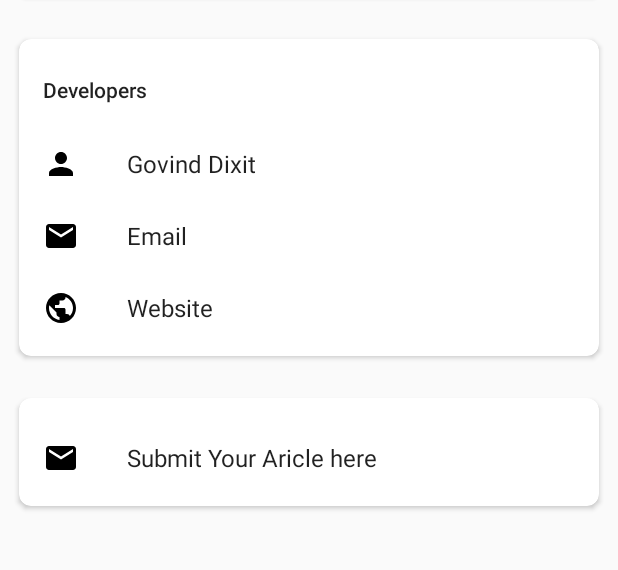
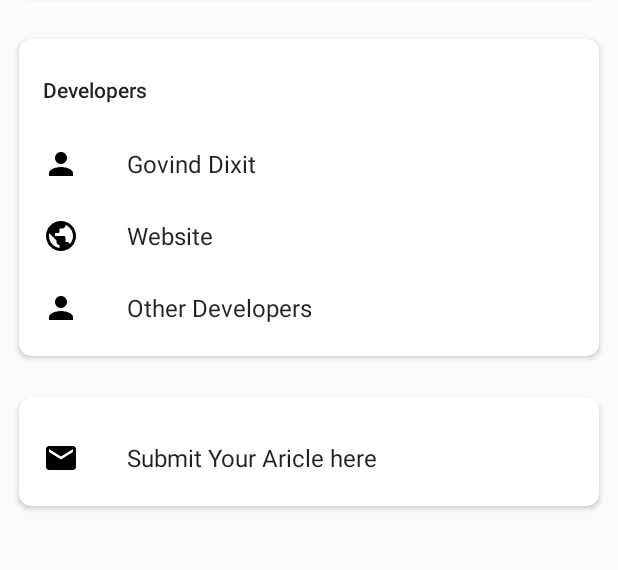
Before and after one commit to GOVINDDIXIT/IIITL-Student-APP, an Android app: the AboutPage screen opened directly, with no data from a screen before it, after a tap on "Govind Dixit", on a phone screen of 412 x 824 dp, the part 313-883 px from its top. Run offline under Robolectric (Android 15) with nearby library versions, the phone set to English and light mode, and no system bars.

Commit message:
Added link to other Devs and removed E-mail

```diff
--- a/app/src/main/java/govind/iiitl/app/AboutPage.java
+++ b/app/src/main/java/govind/iiitl/app/AboutPage.java
@@ -18,6 +18,7 @@ public class AboutPage extends AppCompatActivity implements View.OnClickListener
     private LinearLayout email;
     private LinearLayout sendArticle;
     private LinearLayout website;
+    private LinearLayout other_devs;
 
 
     @Override
@@ -27,14 +28,14 @@ public class AboutPage extends AppCompatActivity implements View.OnClickListener
         setContentView(R.layout.activity_about_page);
         fork = findViewById(R.id.Star_on_github);
         GovindGithub = findViewById(R.id.Govind_about);
-        email = findViewById(R.id.write_an_email);
         sendArticle=findViewById(R.id.Submit_article);
         website=findViewById(R.id.website);
+        other_devs=findViewById(R.id.other_devs);
         fork.setOnClickListener(this);
         GovindGithub.setOnClickListener(this);
-        email.setOnClickListener(this);
         sendArticle.setOnClickListener(this);
         website.setOnClickListener(this);
+        other_devs.setOnClickListener(this);
         }
 
 
@@ -48,32 +49,21 @@ public class AboutPage extends AppCompatActivity implements View.OnClickListener
             case R.id.Govind_about:
                 cromeCustomTabs(getResources().getString(R.string.Govind_github_link));
                 break;
-            case R.id.write_an_email:
-                sendMail();
-                break;
             case R.id.Submit_article:
                 sendArticle();
                 break;
             case R.id.website:
                  cromeCustomTabs(getResources().getString(R.string.Website));
                  break;
+            case R.id.other_devs:
+                cromeCustomTabs(getResources().getString(R.string.other_devs));
+                break;
             default:
                 break;
         }
     }
 
-    private void sendMail() {
 
-        String mailto = "mailto:developer8work@gmail.com";
-
-        Intent emailIntent = new Intent(Intent.ACTION_SENDTO);
-        emailIntent.setData(Uri.parse(mailto));
-        try {
-            startActivity(emailIntent);
-        } catch (ActivityNotFoundException e) {
-            //TODO: Handle case where no email app is available
-        }
-    }
 
     private void sendArticle() {
 
--- a/app/src/main/res/layout/activity_about_page.xml
+++ b/app/src/main/res/layout/activity_about_page.xml
@@ -189,37 +189,7 @@
             </LinearLayout>
 
 
-            <LinearLayout
-                android:id="@+id/write_an_email"
-                android:layout_width="match_parent"
-                android:layout_height="wrap_content"
-                android:clickable="true"
-                android:gravity="center_vertical"
-                android:orientation="horizontal"
-                android:background="@drawable/background"
-                android:paddingLeft="16dp"
-                android:paddingRight="16dp"
-                android:focusable="true"
-                android:minHeight="@dimen/md_listitem_height">
 
-                <ImageView
-                    android:id="@+id/icon_email"
-                    android:layout_width="24dp"
-                    android:layout_height="24dp"
-                    app:srcCompat="@drawable/ic_email"
-                    tools:ignore="ContentDescription,UnusedAttribute" />
-
-                <TextView
-                    android:layout_width="wrap_content"
-                    android:layout_height="wrap_content"
-                    android:layout_marginLeft="32dp"
-                    android:layout_marginStart="32dp"
-                    android:paddingBottom="8dp"
-                    android:paddingTop="8dp"
-                    android:text="Email"
-                    android:textAppearance="@style/TextAppearance.AppCompat.Subhead" />
-
-            </LinearLayout>
             <LinearLayout
                 android:id="@+id/website"
                 android:layout_width="match_parent"
@@ -248,6 +218,39 @@
                     android:paddingBottom="8dp"
                     android:paddingTop="8dp"
                     android:text="Website"
+                    android:textAppearance="@style/TextAppearance.AppCompat.Subhead" />
+
+            </LinearLayout>
+
+
+            <LinearLayout
+                android:id="@+id/other_devs"
+                android:layout_width="match_parent"
+                android:layout_height="wrap_content"
+                android:clickable="true"
+                android:gravity="center_vertical"
+                android:orientation="horizontal"
+                android:background="@drawable/background"
+                android:paddingLeft="16dp"
+                android:paddingRight="16dp"
+                android:focusable="true"
+                android:minHeight="@dimen/md_listitem_height">
+
+                <ImageView
+                    android:layout_width="24dp"
+                    android:layout_height="24dp"
+                    android:tint="#000"
+                    app:srcCompat="@drawable/ic_person"
+                    tools:ignore="ContentDescription,UnusedAttribute" />
+
+                <TextView
+                    android:layout_width="wrap_content"
+                    android:layout_height="wrap_content"
+                    android:layout_marginLeft="32dp"
+                    android:layout_marginStart="32dp"
+                    android:paddingBottom="8dp"
+                    android:paddingTop="8dp"
+                    android:text="Other Developers"
                     android:textAppearance="@style/TextAppearance.AppCompat.Subhead" />
 
             </LinearLayout>
--- a/app/src/main/res/values/strings.xml
+++ b/app/src/main/res/values/strings.xml
@@ -15,6 +15,7 @@
     <string name="Star_on_github">https://github.com/GOVINDDIXIT/IIITL-Student-APP</string>
     <string name="Govind_github_link">https://github.com/GOVINDDIXIT</string>
     <string name="Website">https://iiitlblog.blogspot.com/</string>
+    <string name="other_devs">"https://github.com/GOVINDDIXIT/IIITL-Student-APP/graphs/contributors?from=2019-05-26&amp;to=2019-12-31&amp;type=c"</string>
     <string name="title_activity_login">Sign in</string>
     <string name="axios_website">https://axios.iiitl.ac.in/</string>
     <string name="dsc_website">https://dsciiitl.netlify.com/</string>
```
